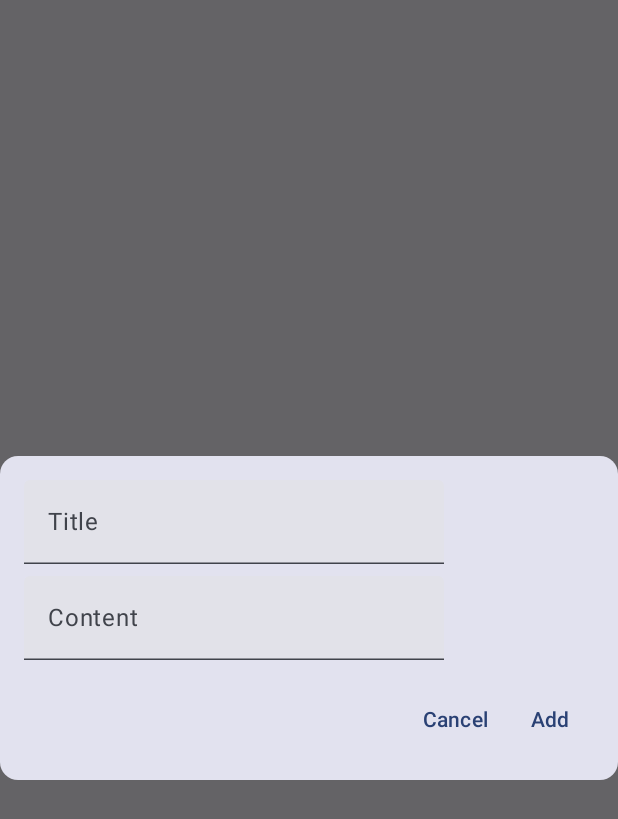
After one commit to aditya577/SecureDataManager, an Android app built with Jetpack Compose: the composable AddNoteDialog shown on its own in the app's theme, on a phone screen of 412 x 824 dp. The commit adds this screen. Shown: the top 819 px of the screen. Run offline under Robolectric (Android 15) with nearby library versions, the phone set to English and light mode, and no system bars.

Commit message:
secure notes implemeted

```diff
--- a/app/src/main/java/com/example/securedatamanager/data/database/AppDatabase.kt
+++ b/app/src/main/java/com/example/securedatamanager/data/database/AppDatabase.kt
@@ -5,9 +5,10 @@ import androidx.room.Database
 import androidx.room.Room
 import androidx.room.RoomDatabase
 
-@Database(entities = [Password::class], version = 1, exportSchema = false)
+@Database(entities = [Password::class, Note::class], version = 2, exportSchema = false)
 abstract class AppDatabase : RoomDatabase() {
     abstract fun passwordDao(): PasswordDao
+    abstract fun noteDao(): NoteDao
 
     companion object {
         @Volatile
@@ -19,7 +20,8 @@ abstract class AppDatabase : RoomDatabase() {
                     context.applicationContext,
                     AppDatabase::class.java,
                     "secure_data_db"
-                ).build()
+                ).fallbackToDestructiveMigration()
+                    .build()
                 INSTANCE = instance
                 instance
             }
--- /dev/null
+++ b/app/src/main/java/com/example/securedatamanager/ui/notes/AddNoteDialog.kt
@@ -0,0 +1,62 @@
+package com.example.securedatamanager.ui.notes
+
+import androidx.compose.foundation.layout.*
+import androidx.compose.material3.*
+import androidx.compose.runtime.*
+import androidx.compose.ui.Modifier
+import androidx.compose.ui.unit.dp
+import androidx.compose.ui.window.Dialog
+import com.example.securedatamanager.data.database.Note
+
+@Composable
+fun AddNoteDialog(onDismiss: () -> Unit, onAddNote: (Note) -> Unit) {
+    var title by remember { mutableStateOf("") }
+    var content by remember { mutableStateOf("") }
+
+    Dialog(onDismissRequest = onDismiss) {
+        Surface(
+            shape = MaterialTheme.shapes.medium,
+            tonalElevation = 8.dp
+        ) {
+            Column(
+                modifier = Modifier
+                    .padding(16.dp)
+                    .fillMaxWidth()
+            ) {
+                TextField(
+                    value = title,
+                    onValueChange = { title = it },
+                    label = { Text("Title") }
+                )
+                Spacer(modifier = Modifier.height(8.dp))
+                TextField(
+                    value = content,
+                    onValueChange = { content = it },
+                    label = { Text("Content") }
+                )
+                Spacer(modifier = Modifier.height(16.dp))
+                Row(
+                    horizontalArrangement = Arrangement.End,
+                    modifier = Modifier.fillMaxWidth()
+                ) {
+                    TextButton(onClick = onDismiss) {
+                        Text("Cancel")
+                    }
+                    TextButton(onClick = {
+                        if (title.isNotBlank() && content.isNotBlank()) {
+                            onAddNote(
+                                Note(
+                                    title = title,
+                                    content = content,
+                                    timestamp = System.currentTimeMillis()
+                                )
+                            )
+                        }
+                    }) {
+                        Text("Add")
+                    }
+                }
+            }
+        }
+    }
+}
```
Also changed, not shown: app/src/main/java/com/example/securedatamanager/MainActivity.kt (+14 -17 lines), app/src/main/java/com/example/securedatamanager/data/database/Note.kt (added, +12 -0 lines), app/src/main/java/com/example/securedatamanager/data/database/NoteDao.kt (added, +15 -0 lines), app/src/main/java/com/example/securedatamanager/ui/notes/NoteItem.kt (added, +32 -0 lines), app/src/main/java/com/example/securedatamanager/ui/notes/NoteViewModel.kt (added, +39 -0 lines), app/src/main/java/com/example/securedatamanager/ui/notes/NoteViewModelFactory.kt (added, +15 -0 lines), app/src/main/java/com/example/securedatamanager/ui/notes/SecureNotesScreen.kt (added, +47 -0 lines).
